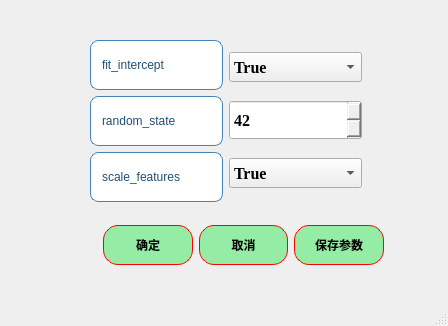
First picture: the form in ui/algorithms11_LR_para.ui, repository azhongege24/predict_first, before the edit.
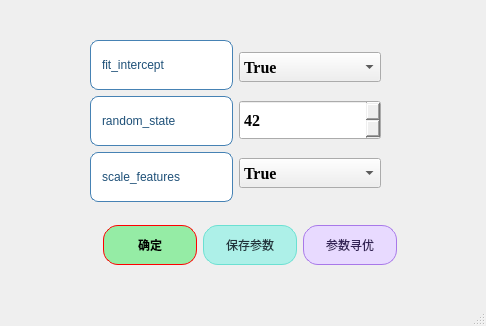
Second picture: the form after the edit.

Patch:
```diff
--- a/ui/algorithms11_LR_para.ui
+++ b/ui/algorithms11_LR_para.ui
@@ -6,7 +6,7 @@
    <rect>
     <x>0</x>
     <y>0</y>
-    <width>448</width>
+    <width>486</width>
     <height>326</height>
    </rect>
   </property>
@@ -19,7 +19,7 @@
      <rect>
       <x>90</x>
       <y>40</y>
-      <width>272</width>
+      <width>291</width>
       <height>162</height>
      </rect>
     </property>
@@ -242,12 +242,12 @@
      </item>
     </layout>
    </widget>
-   <widget class="QWidget" name="">
+   <widget class="QWidget" name="layoutWidget">
     <property name="geometry">
      <rect>
       <x>103</x>
       <y>220</y>
-      <width>281</width>
+      <width>294</width>
       <height>51</height>
      </rect>
     </property>
@@ -283,37 +283,6 @@
        </property>
       </widget>
      </item>
-     <item>
-      <widget class="QPushButton" name="pushButton_2">
-       <property name="minimumSize">
-        <size>
-         <width>0</width>
-         <height>40</height>
-        </size>
-       </property>
-       <property name="styleSheet">
-        <string notr="true">QPushButton{
-border:1px solid red;   /*边框的粗细，颜色*/
-border-radius:15px;    /*设置圆角半径 */
-padding:2px 4px;  /*QFrame边框与内部其它部件的距离*/
-background-color: rgb(149, 236, 165);	/*背景颜色*/
-color:rgb(0, 0, 0);		/*字体颜色*/
-	font: 18pt &quot;楷体&quot;;
-
-font:bold;
-}
-QPushButton:hover {
-    background-color: rgb(177, 244, 155);    /* 悬停时背景色 */
-}
-QPushButton:pressed {
-    background-color:rgb(99, 181, 255);     /* 点击时背景色 */
-}</string>
-       </property>
-       <property name="text">
-        <string>取消</string>
-       </property>
-      </widget>
-     </item>
      <item>
       <widget class="QPushButton" name="pushButton_save_params">
        <property name="minimumSize">
@@ -324,18 +293,18 @@
        </property>
        <property name="styleSheet">
         <string notr="true">QPushButton{
-border:1px solid red;   /*边框的粗细，颜色*/
-border-radius:15px;    /*设置圆角半径 */
-padding:2px 4px;  /*QFrame边框与内部其它部件的距离*/
-background-color: rgb(149, 236, 165);	/*背景颜色*/
-color:rgb(0, 0, 0);		/*字体颜色*/
-	font: 18pt &quot;楷体&quot;;
-
-font:bold;
+    border:1px solid rgb(107, 224, 210);   /* 边框：浅薄荷绿（呼应背景） */
+    border-radius:15px;    /* 圆角半径（不变） */
+    padding:2px 4px;  /* 内边距（不变） */
+    background-color: rgb(173, 240, 232);	/* 常态背景：淡薄荷绿 */
+    color:rgb(34, 51, 59);		/* 字体颜色：深灰色（可读性强，不突兀） */
+    font: bold 18pt &quot;楷体&quot;;  /* 字体格式合并（不变） */
 }
+
 QPushButton:hover {
     background-color: rgb(177, 244, 155);    /* 悬停时背景色 */
 }
+
 QPushButton:pressed {
     background-color:rgb(99, 181, 255);     /* 点击时背景色 */
 }</string>
@@ -345,6 +314,37 @@
        </property>
       </widget>
      </item>
+     <item>
+      <widget class="QPushButton" name="pushButton_random_search">
+       <property name="minimumSize">
+        <size>
+         <width>0</width>
+         <height>40</height>
+        </size>
+       </property>
+       <property name="styleSheet">
+        <string notr="true">QPushButton{
+    border:1px solid rgb(168, 120, 233);   /* 边框：浅紫色 */
+    border-radius:15px;    /* 圆角半径（不变） */
+    padding:2px 4px;  /* 内边距（不变） */
+    background-color: rgb(232, 218, 255);	/* 常态背景：淡紫色 */
+    color:rgb(51, 34, 85);		/* 字体颜色：深紫色（更搭色系，可读性强） */
+    font: bold 18pt &quot;楷体&quot;;  /* 字体合并优化（原格式不变） */
+}
+
+QPushButton:hover {
+    background-color: rgb(240, 228, 255);    /* 悬停背景：更浅的紫色（提亮效果） */
+}
+
+QPushButton:pressed {
+    background-color: rgb(194, 162, 245);     /* 点击背景：中等紫色（按压反馈明显） */
+}</string>
+       </property>
+       <property name="text">
+        <string>参数寻优</string>
+       </property>
+      </widget>
+     </item>
     </layout>
    </widget>
   </widget>
```
Left out of the diff: 22 changed lines with no effect on the pictures.
